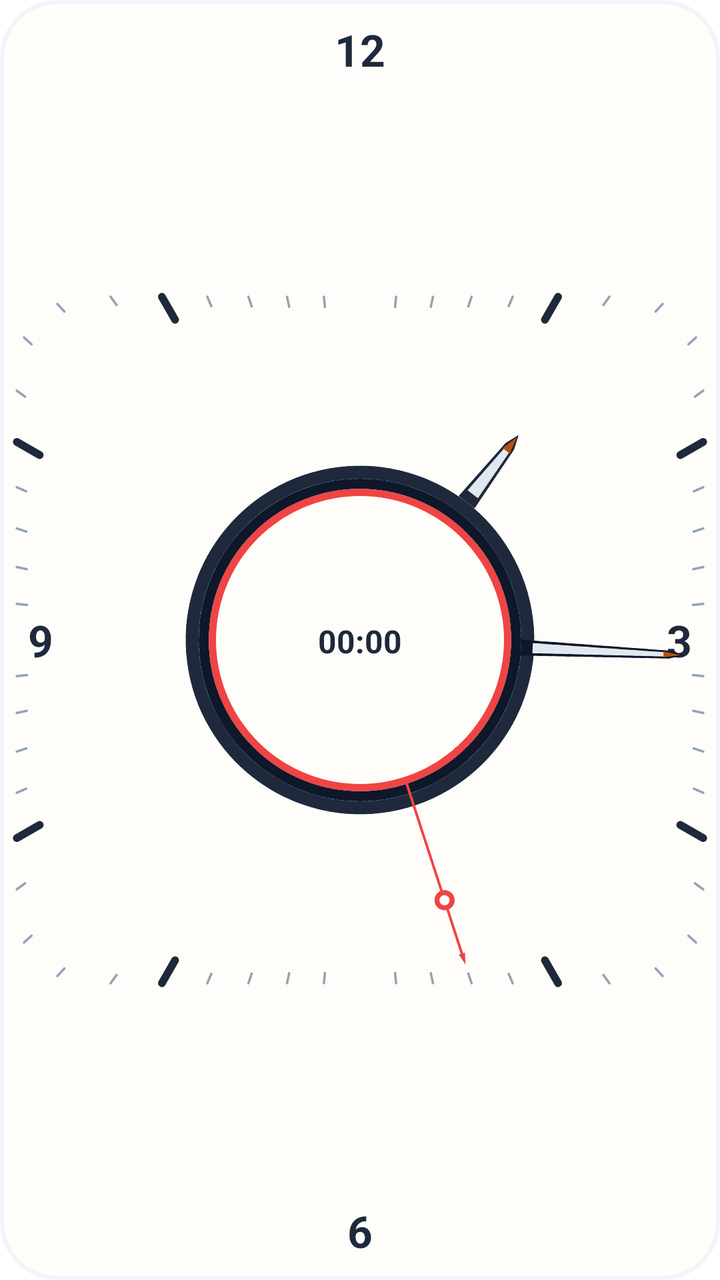
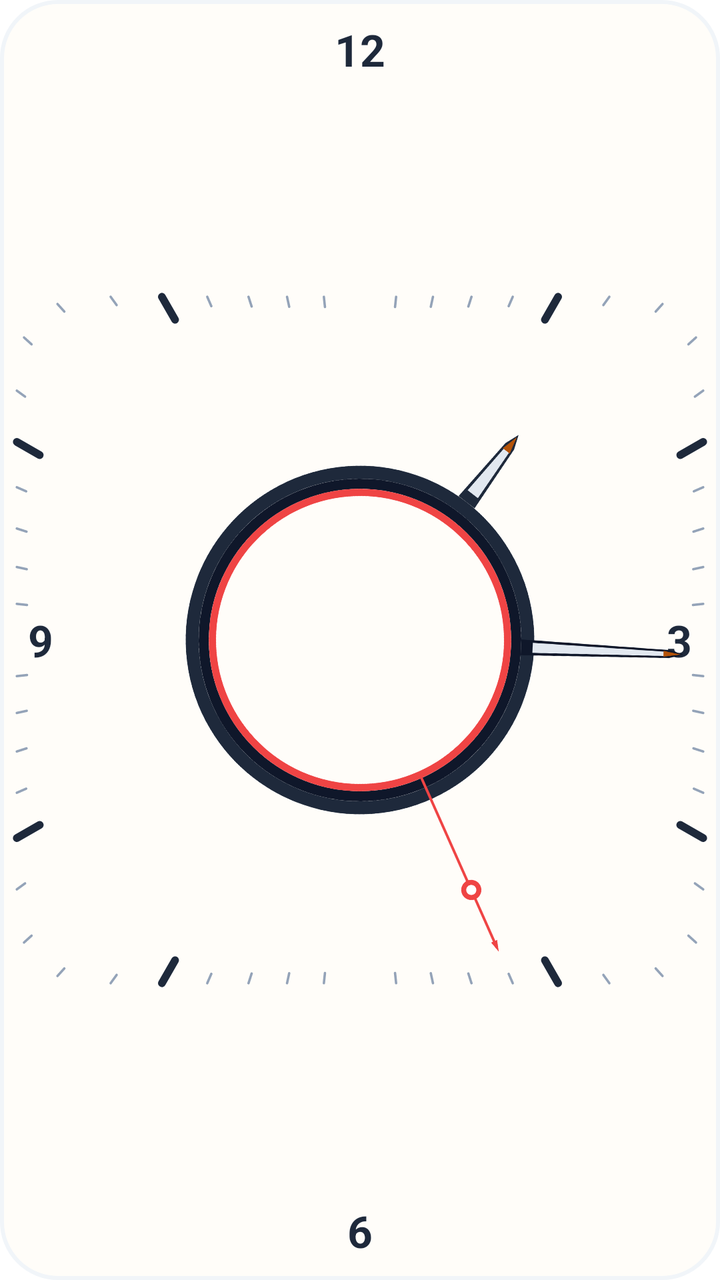

Compare the two renders of this Android layout. The source of the first and the diff that turns it into the second are given below.
<!-- AndroidManifest.xml: fallback theme Theme.MaterialComponents.DayNight.NoActionBar -->
<!-- res/layout/widget_prayer_analog_clock.xml -->
<?xml version="1.0" encoding="utf-8"?>
<RelativeLayout xmlns:android="http://schemas.android.com/apk/res/android"
    android:id="@+id/widget_root_layout"
    android:layout_width="match_parent"
    android:layout_height="match_parent"
    android:background="@drawable/widget_digital_clock_bg"
    android:padding="0dp"
    android:clickable="true"
    android:focusable="true">

    <FrameLayout
        android:id="@+id/widget_clock_frame"
        android:layout_width="match_parent"
        android:layout_height="match_parent"
        android:layout_centerInParent="true">

        
        <ImageView
            android:id="@+id/widget_clock_marks"
            android:layout_width="match_parent"
            android:layout_height="match_parent"
            android:layout_gravity="center"
            android:src="@drawable/widget_analog_dial_marks"
            android:scaleType="fitCenter" />

        
        <RelativeLayout
            android:layout_width="match_parent"
            android:layout_height="match_parent">

            <TextView
                android:id="@+id/clock_num_12"
                android:layout_width="wrap_content"
                android:layout_height="wrap_content"
                android:layout_alignParentTop="true"
                android:layout_centerHorizontal="true"
                android:layout_marginTop="10dp"
                android:text="12"
                android:textColor="@color/widget_digital_primary"
                android:textSize="22sp"
                android:textStyle="bold" />

            <TextView
                android:id="@+id/clock_num_6"
                android:layout_width="wrap_content"
                android:layout_height="wrap_content"
                android:layout_alignParentBottom="true"
                android:layout_centerHorizontal="true"
                android:layout_marginBottom="10dp"
                android:text="6"
                android:textColor="@color/widget_digital_primary"
                android:textSize="22sp"
                android:textStyle="bold" />

            <TextView
                android:id="@+id/clock_num_9"
                android:layout_width="wrap_content"
                android:layout_height="wrap_content"
                android:layout_alignParentStart="true"
                android:layout_centerVertical="true"
                android:layout_marginStart="14dp"
                android:text="9"
                android:textColor="@color/widget_digital_primary"
                android:textSize="22sp"
                android:textStyle="bold" />

            <TextView
                android:id="@+id/clock_num_3"
                android:layout_width="wrap_content"
                android:layout_height="wrap_content"
                android:layout_alignParentEnd="true"
                android:layout_centerVertical="true"
                android:layout_marginEnd="14dp"
                android:text="3"
                android:textColor="@color/widget_digital_primary"
                android:textSize="22sp"
                android:textStyle="bold" />
        </RelativeLayout>

        
        <LinearLayout
            android:id="@+id/widget_prayer_info_container"
            android:layout_width="wrap_content"
            android:layout_height="wrap_content"
            android:layout_gravity="center"
            android:orientation="vertical"
            android:gravity="center"
            android:padding="2dp">

            <TextView
                android:id="@+id/widget_next_prayer_name"
                android:layout_width="wrap_content"
                android:layout_height="wrap_content"
                android:textColor="@color/widget_digital_accent"
                android:textSize="11sp"
                android:textStyle="bold"
                android:gravity="center" />

            <Chronometer
                android:id="@+id/widget_countdown"
                android:layout_width="wrap_content"
                android:layout_height="wrap_content"
                android:layout_marginTop="1dp"
                android:layout_marginBottom="1dp"
                android:textColor="@color/widget_digital_primary"
                android:textSize="16sp"
                android:textStyle="bold"
                android:countDown="true"
                android:gravity="center" />

            <TextView
                android:id="@+id/widget_next_prayer_time"
                android:layout_width="wrap_content"
                android:layout_height="wrap_content"
                android:textColor="@color/widget_digital_secondary"
                android:textSize="10sp"
                android:textStyle="bold"
                android:gravity="center" />
        </LinearLayout>

        
        <AnalogClock
            android:id="@+id/widget_analog_clock"
            android:layout_width="match_parent"
            android:layout_height="match_parent"
            android:layout_gravity="center"
            android:dial="@drawable/widget_analog_clock_dial_transparent"
            android:hand_hour="@drawable/widget_hour_hand"
            android:hand_minute="@drawable/widget_minute_hand"
            android:hand_second="@drawable/widget_second_hand" />

    </FrameLayout>

    
    <LinearLayout
        android:id="@+id/widget_placeholder_layout"
        android:layout_width="match_parent"
        android:layout_height="match_parent"
        android:orientation="vertical"
        android:gravity="center"
        android:padding="8dp"
        android:visibility="gone">

        <TextView
            android:layout_width="wrap_content"
            android:layout_height="wrap_content"
            android:text="Namaz Vakti"
            android:textColor="@color/widget_digital_secondary"
            android:textSize="12sp"
            android:textStyle="bold"
            android:gravity="center" />

        <TextView
            android:layout_width="wrap_content"
            android:layout_height="wrap_content"
            android:layout_marginTop="4dp"
            android:text="YÜKLENİYOR"
            android:textColor="@color/widget_digital_primary"
            android:textSize="14sp"
            android:textStyle="bold"
            android:gravity="center" />
    </LinearLayout>

</RelativeLayout>
<!-- resources referenced by this layout -->
<resources>
  <color name="widget_digital_accent">#B45309</color>
  <color name="widget_digital_primary">#1E293B</color>
  <color name="widget_digital_secondary">#94A3B8</color>
  <!-- drawable widget_analog_clock_dial_transparent (drawable) -->
  <?xml version="1.0" encoding="utf-8"?>
  <vector xmlns:android="http://schemas.android.com/apk/res/android"
      android:width="1000dp"
      android:height="1000dp"
      android:viewportWidth="1000"
      android:viewportHeight="1000">
      <path
          android:fillColor="#00000000"
          android:pathData="M0,0 L1000,0 L1000,1000 L0,1000 Z" />
  </vector>
  <!-- drawable widget_digital_clock_bg (drawable) -->
  <?xml version="1.0" encoding="utf-8"?>
  <shape xmlns:android="http://schemas.android.com/apk/res/android"
      android:shape="rectangle">
      <corners android:radius="28dp" />
      <solid android:color="@color/widget_digital_bg" />
      <stroke
          android:width="2dp"
          android:color="@color/widget_digital_border" />
  </shape>
  <!-- drawable widget_hour_hand (drawable) -->
  <?xml version="1.0" encoding="utf-8"?>
  <vector xmlns:android="http://schemas.android.com/apk/res/android"
      android:width="1000dp"
      android:height="1000dp"
      android:viewportWidth="1000"
      android:viewportHeight="1000">
  
      
      
      <path
          android:fillColor="#00000000"
          android:strokeColor="@color/widget_hour_hand_color"
          android:strokeWidth="18"
          android:pathData="M 500,267 A 233,233 0 1,0 500,733 A 233,233 0 1,0 500,267 Z" />
  
      
      <path
          android:fillColor="@color/widget_hour_hand_color"
          android:pathData="M 486,258 L 492.5,160 L 500,140 L 507.5,160 L 514,258 Z" />
  
      
      <path
          android:fillColor="@color/widget_hand_lume"
          android:pathData="M 491,244 L 495.5,166 L 500,152 L 504.5,166 L 509,244 Z" />
  
      
      <path
          android:fillColor="@color/widget_digital_accent"
          android:pathData="M 494,168 L 500,144 L 506,168 Z" />
  </vector>
  <!-- drawable widget_minute_hand (drawable) -->
  <?xml version="1.0" encoding="utf-8"?>
  <vector xmlns:android="http://schemas.android.com/apk/res/android"
      android:width="1000dp"
      android:height="1000dp"
      android:viewportWidth="1000"
      android:viewportHeight="1000">
  
      
      
      <path
          android:fillColor="#00000000"
          android:strokeColor="@color/widget_minute_hand_color"
          android:strokeWidth="14"
          android:pathData="M 500,283 A 217,217 0 1,0 500,717 A 217,217 0 1,0 500,283 Z" />
  
      
      <path
          android:fillColor="@color/widget_minute_hand_color"
          android:pathData="M 489,276 L 494.5,70 L 500,50 L 505.5,70 L 511,276 Z" />
  
      
      <path
          android:fillColor="@color/widget_hand_lume"
          android:pathData="M 493,260 L 497,76 L 500,64 L 503,76 L 507,260 Z" />
  
      
      <path
          android:fillColor="@color/widget_digital_accent"
          android:pathData="M 496,78 L 500,54 L 504,78 Z" />
  </vector>
  <color name="widget_digital_bg">#FFFDF9</color>
  <color name="widget_digital_border">#F1F5F9</color>
  <color name="widget_hour_hand_color">#1E293B</color>
  <color name="widget_hand_lume">#E2E8F0</color>
  <color name="widget_minute_hand_color">#0F172A</color>
  <!-- unchanged entries left out for length: 2 -->
</resources>

<!-- the commit's change to res/layout/widget_prayer_analog_clock.xml (unified diff, before → after) -->
@@ -96,16 +96,16 @@
                 android:textStyle="bold"
                 android:gravity="center" />
 
-            <Chronometer
+            <TextView
                 android:id="@+id/widget_countdown"
                 android:layout_width="wrap_content"
                 android:layout_height="wrap_content"
                 android:layout_marginTop="1dp"
                 android:layout_marginBottom="1dp"
                 android:textColor="@color/widget_digital_primary"
-                android:textSize="16sp"
+                android:textSize="14sp"
                 android:textStyle="bold"
-                android:countDown="true"
+                android:singleLine="true"
                 android:gravity="center" />
 
             <TextView
